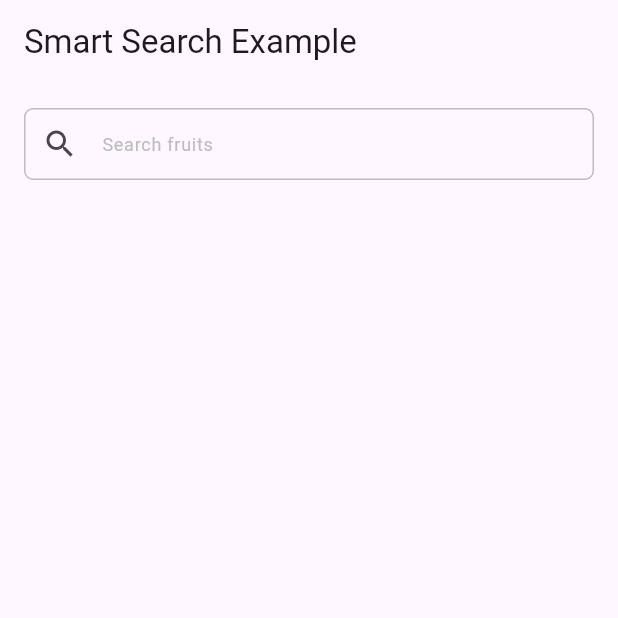
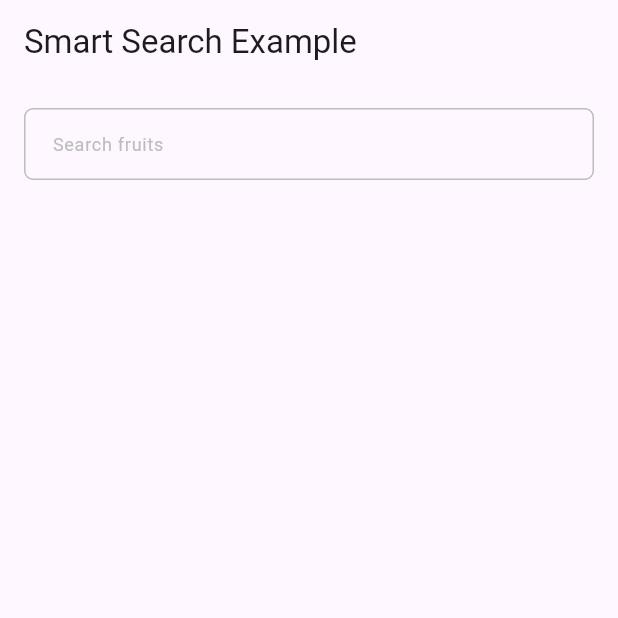
Before and after one commit to Sethu1107/flutter_smart_search, a Flutter app: the screen it shows after launch, on a phone screen of 412 x 824 dp, the top half of it. Run offline on Flutter 3.47's test engine with Material 3 defaults, Android fonts, the phone set to English and light mode, and no system bars.

Commit message:
added index in the item builder

```diff
--- a/example/lib/main.dart
+++ b/example/lib/main.dart
@@ -27,7 +27,7 @@ class MyApp extends StatelessWidget {
               debugPrint("Selected: $item");
             },
            isSort:false,isFilter:false,
-            itemBuilder:(e)=>Padding(
+            itemBuilder:(e,index)=>Padding(
               padding: EdgeInsets.only(left:8.0),
               child: Text(e),
             ),
--- a/lib/src/smart_search_field.dart
+++ b/lib/src/smart_search_field.dart
@@ -37,7 +37,7 @@ class SmartSearchField<T> extends StatefulWidget {
   final Duration? debounceDelay;
 
   /// Suggestions UI
-  final Widget Function(T item)? itemBuilder;
+  final Widget Function(T item, int index)? itemBuilder;
   final bool isSort;
   final bool isFilter;
 
@@ -213,14 +213,16 @@ class _SmartSearchFieldState<T> extends State<SmartSearchField<T>> {
                   child: CircularProgressIndicator(strokeWidth: 2),
                 ),
               ).onVisibleKeepSpace(widget.showFieldLoader)
-                  : widget.suffixIcon ??
+                  : InkWell(onTap: _onClear,
+                    child: widget.suffixIcon ??
                     InkWell(
                       onTap: _onClear,
                       child: const Icon(Icons.clear, color: Colors.red),
                     ).onVisibleKeepSpace(_controller.text.isNotEmpty),
-              prefixIcon: widget.prefixIcon ?? const Icon(Icons.search),
+                  ),
+              prefixIcon: widget.prefixIcon,
               border: widget.border ?? const OutlineInputBorder(),
-              contentPadding: widget.contentPadding ?? EdgeInsets.zero,
+              contentPadding: widget.contentPadding ?? EdgeInsets.only(left:15),
               enabledBorder: widget.enabledBorder ??
                   OutlineInputBorder(
                     borderRadius: BorderRadius.circular(6),
@@ -272,14 +274,12 @@ class _SmartSearchFieldState<T> extends State<SmartSearchField<T>> {
                 itemBuilder: (context, index) {
                   final item = _suggestions[index];
                   if (widget.itemBuilder != null) {
-                    return widget.itemBuilder!(item);
+                    return InkWell(onTap:()=>_onSelect(item), child: widget.itemBuilder!(item,index));
                   }
-                  return Column(
+                  return InkWell(onTap:()=>_onSelect(item),
+                    child: Column(
                       crossAxisAlignment: CrossAxisAlignment.start,
-                    children: [
-                      InkWell(
-                        onTap: () => _onSelect(item),
-                        child: Padding(
+                      children: [Padding(
                             padding: const EdgeInsets.only(
                                 top: 6, left: 10, right: 8),
                             child: Text(
@@ -287,9 +287,9 @@ class _SmartSearchFieldState<T> extends State<SmartSearchField<T>> {
                               style: widget.displayTextStyle,
                             ),
                           ),
-                      ),
                         const Divider(),
                       ],
+                    ),
                   );
                 },
                 keyboardDismissBehavior:
```
Lines whose indentation alone changed are shown as unchanged.
